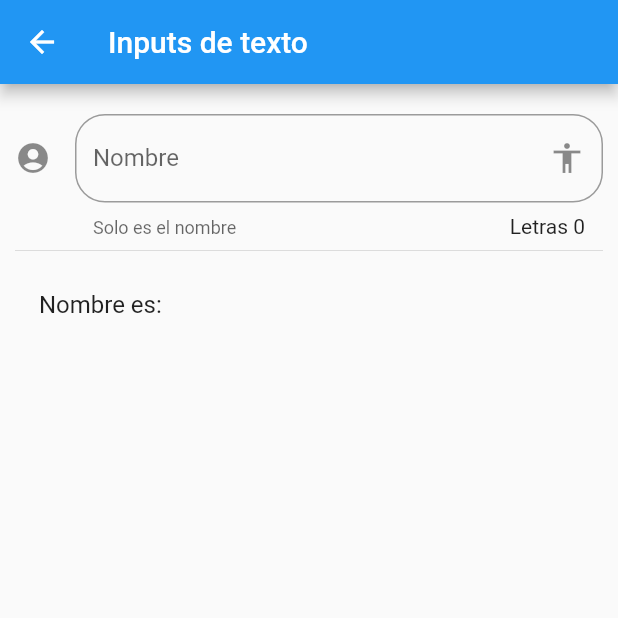
After one commit to eacevedof/prj_flutter, a Flutter app: the InputPage screen opened by its route, on a phone screen of 412 x 824 dp, the top half of it. The commit adds this screen. Run offline on Flutter 3.47's test engine with Material 2 defaults, Android fonts, the phone set to English and light mode, and no system bars.

Commit message:
6.23 inputFields

```diff
--- a/flutter_componentes/data/menu_opts.json
+++ b/flutter_componentes/data/menu_opts.json
@@ -20,6 +20,11 @@
             "ruta" : "animatedContainer",
             "icon" : "donut_large",
             "texto": "Animated Container"
+        },
+        {
+            "ruta" : "inputs",
+            "icon" : "input",
+            "texto": "Inputs"
         }
     ]
 }
--- /dev/null
+++ b/flutter_componentes/lib/src/pages/input_page.dart
@@ -0,0 +1,69 @@
+import 'package:flutter/material.dart';
+
+class InputPage extends StatefulWidget {
+
+  @override
+  _InputPageState createState() => _InputPageState();
+}// InputPage
+
+class _InputPageState extends State<InputPage> {
+
+  String _nombre = "";
+
+  @override
+  Widget build(BuildContext context) {
+    return Scaffold(
+      appBar: AppBar(
+        title: Text("Inputs de texto"),
+      ),
+
+      body: ListView(
+        padding: EdgeInsets.symmetric(horizontal: 10.0, vertical: 20),
+        children: <Widget>[
+          _crearInput(),//devuelve TextField()
+          Divider(),
+          _crearPersona(),//devuelve ListTile()
+        ],
+      ),
+    );
+
+  }// build
+
+  Widget _crearInput() {
+    return TextField(
+      // autofocus: true,
+      textCapitalization: TextCapitalization.sentences,
+
+      decoration: InputDecoration(
+        border: OutlineInputBorder(
+          borderRadius: BorderRadius.circular(20.0)
+        ),
+        counter: Text("Letras ${_nombre.length}"),//texto debajo derecho
+        hintText: "Nombre de la persona", //placeholder
+        labelText: "Nombre",//label
+        helperText: "Solo es el nombre",//texto debajo
+        suffixIcon: Icon(Icons.accessibility),//icono derecho
+        icon: Icon(Icons.account_circle)//icono izquierdo
+      ),
+
+      onChanged: (valor){
+        setState(() {
+          _nombre = valor;
+          print(_nombre);
+        });
+      },
+    );
+  }// _crearInput
+
+  Widget _crearPersonax(){
+
+
+  }// _crearPersonax
+
+  Widget _crearPersona(){
+    return ListTile(
+      title: Text("Nombre es: $_nombre"),
+    );
+  }// _crearPersona
+
+}// _InputPageState
--- a/flutter_componentes/lib/src/routes/routes.dart
+++ b/flutter_componentes/lib/src/routes/routes.dart
@@ -5,6 +5,7 @@ import 'package:flutter_componentes/src/pages/animated_container_page.dart';
 import 'package:flutter_componentes/src/pages/avatar_page.dart';
 import 'package:flutter_componentes/src/pages/card_page.dart';
 import 'package:flutter_componentes/src/pages/home_page.dart';
+import 'package:flutter_componentes/src/pages/input_page.dart';
 
 Map<String, WidgetBuilder> getApplicationRoutes() {
   return <String, WidgetBuilder>{
@@ -13,6 +14,7 @@ Map<String, WidgetBuilder> getApplicationRoutes() {
     "avatar": ( BuildContext context) => AvatarPage(),
     "card"  : ( BuildContext context) => CardPage(),
     "animatedContainer"  : ( BuildContext context) => AnimatedContainerPage(),
+    "inputs"  : ( BuildContext context) => InputPage(),
   };
 }// getApplicationRoutes
 
--- a/flutter_componentes/lib/src/utils/icono_string_util.dart
+++ b/flutter_componentes/lib/src/utils/icono_string_util.dart
@@ -6,6 +6,7 @@ final _icons = <String, IconData>{
   "accessibility"   : Icons.accessibility,
   "folder_open"     : Icons.folder_open,
   "donut_large"     : Icons.donut_large,
+  "input"     : Icons.input,
 };
 
 Icon getIcon( String nombreIcono) {
```
Also changed, not shown: 1 other file.
